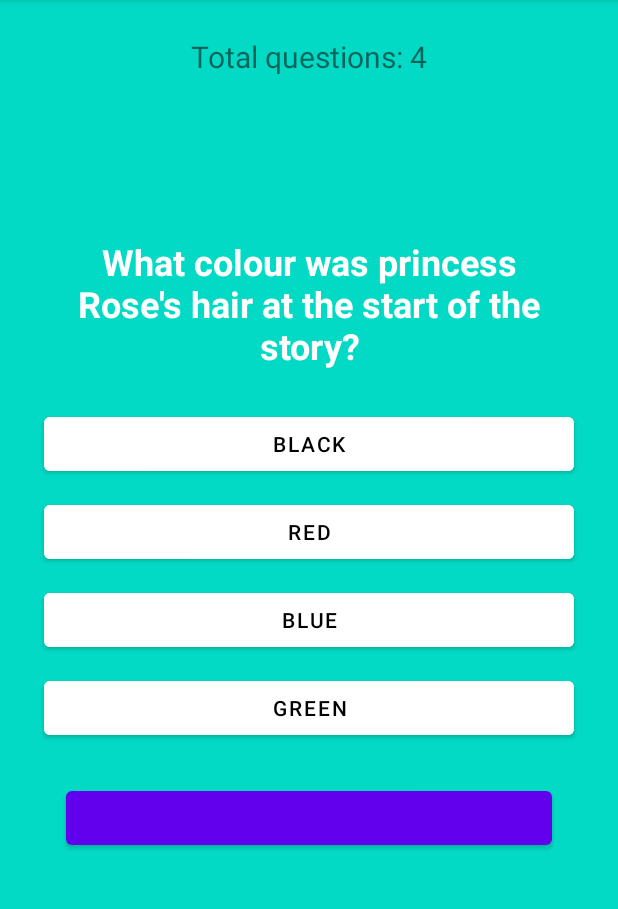
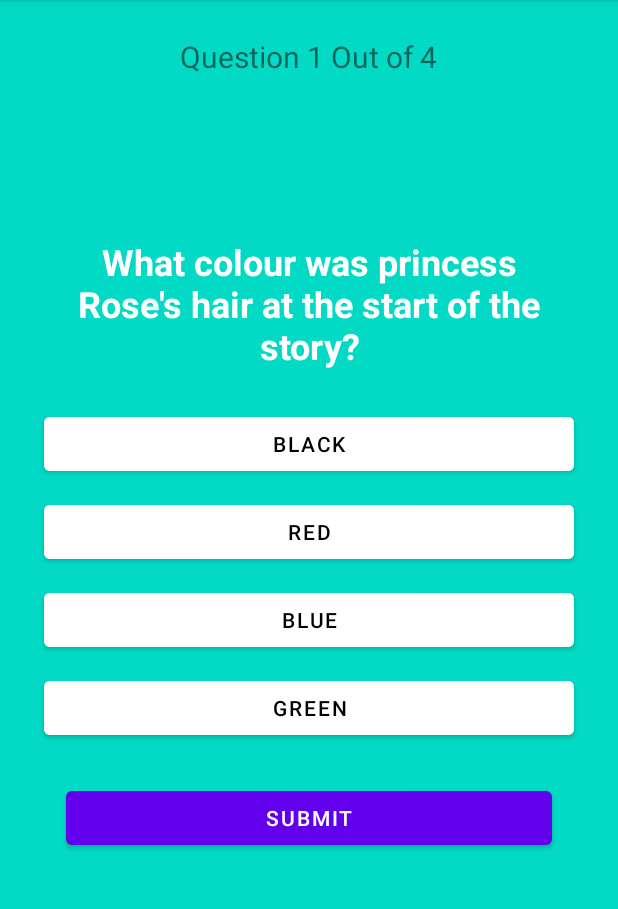
Before and after one commit to TUJesse/AudiobookApplicationPrototype, an Android app: the PrincessRoseAndTheGoldenBirdQuiz screen opened directly, with no data from a screen before it, on a phone screen of 412 x 824 dp, the part 84-993 px from its top. Run offline under Robolectric (Android 15) with nearby library versions, the phone set to English and light mode, and no system bars.

Commit message:
quiz for princess rose and the golden bird added with more functionality but doesnt have its score saved to a database. Quiz page added.

```diff
--- a/app/src/main/res/layout/activity_princess_rose_and_the_golden_bird_quiz.xml
+++ b/app/src/main/res/layout/activity_princess_rose_and_the_golden_bird_quiz.xml
@@ -17,17 +17,20 @@
         android:textSize="20sp"/>
 
     <TextView
+        android:id="@+id/question"
         android:layout_width="match_parent"
         android:layout_height="wrap_content"
-        android:id="@+id/question"
-        android:textStyle="bold"
+        android:layout_above="@+id/answers_layout"
+        android:layout_centerHorizontal="true"
+        android:layout_marginStart="20dp"
+        android:layout_marginTop="20dp"
+        android:layout_marginEnd="20dp"
+        android:layout_marginBottom="20dp"
         android:text="Question"
+        android:textAlignment="center"
         android:textColor="@color/white"
-        android:layout_centerHorizontal="true"
         android:textSize="24sp"
-        android:textAlignment="center"
-        android:layout_margin="20dp"
-        android:layout_above="@+id/answers_layout"/>
+        android:textStyle="bold" />
 
     <LinearLayout
         android:layout_width="match_parent"
@@ -76,11 +79,15 @@
     </LinearLayout>
 
     <Button
+        android:id="@+id/submit_question"
         android:layout_width="match_parent"
         android:layout_height="wrap_content"
-        android:id="@+id/submit_question"
         android:layout_below="@+id/answers_layout"
-        android:layout_margin="20dp"/>
+        android:text="Submit"
+        android:layout_marginStart="20dp"
+        android:layout_marginTop="20dp"
+        android:layout_marginEnd="20dp"
+        android:layout_marginBottom="20dp" />
 
 
 
--- a/app/src/main/res/values/strings.xml
+++ b/app/src/main/res/values/strings.xml
@@ -69,6 +69,7 @@ Eventually, rose blooms sprang up in every garden in the kingdom once again. And
     <string name="ttsBook">Text To Speech</string>
     <string name="text_to_speech_Button">Text to Speech</string>
     <string name="princess_rose_and_the_golden_bird_Title">Princess Rose And The Golden Bird</string>
+    <string name="little_red_riding_hood_Title">Little Red Riding Hood</string>
     <string name="book5_p6"> once apon a time there was a princess</string>
 
     <string name="little_red_riding_hood_p1">Page 1,
```
Also changed, not shown: app/src/main/AndroidManifest.xml (+7 -0 lines), app/src/main/java/com/example/prototype/MainMenu.java (+14 -1 lines), app/src/main/java/com/example/prototype/PrincessRoseAndTheGoldenBirdQuiz.java (+20 -14 lines), app/src/main/java/com/example/prototype/QuizPage.java (added, +33 -0 lines), app/src/main/res/layout/activity_main_menu.xml (+16 -3 lines), app/src/main/res/layout/activity_quiz_page.xml (added, +55 -0 lines).
